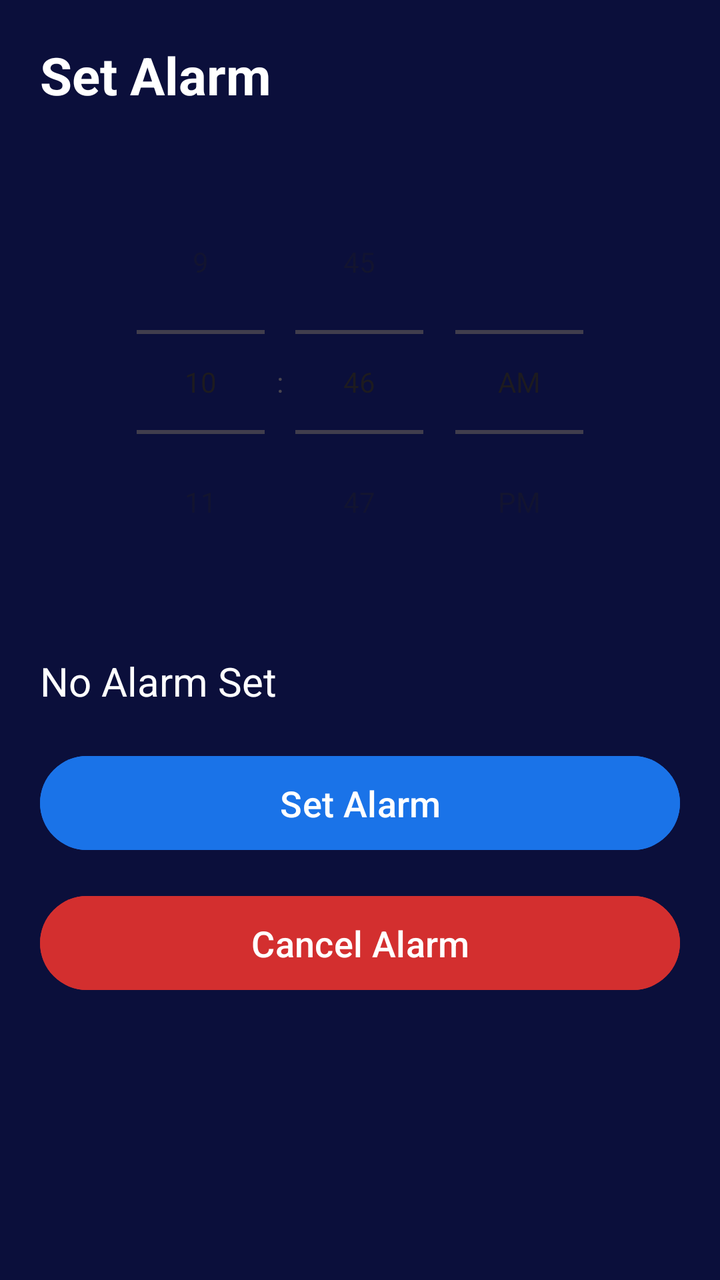
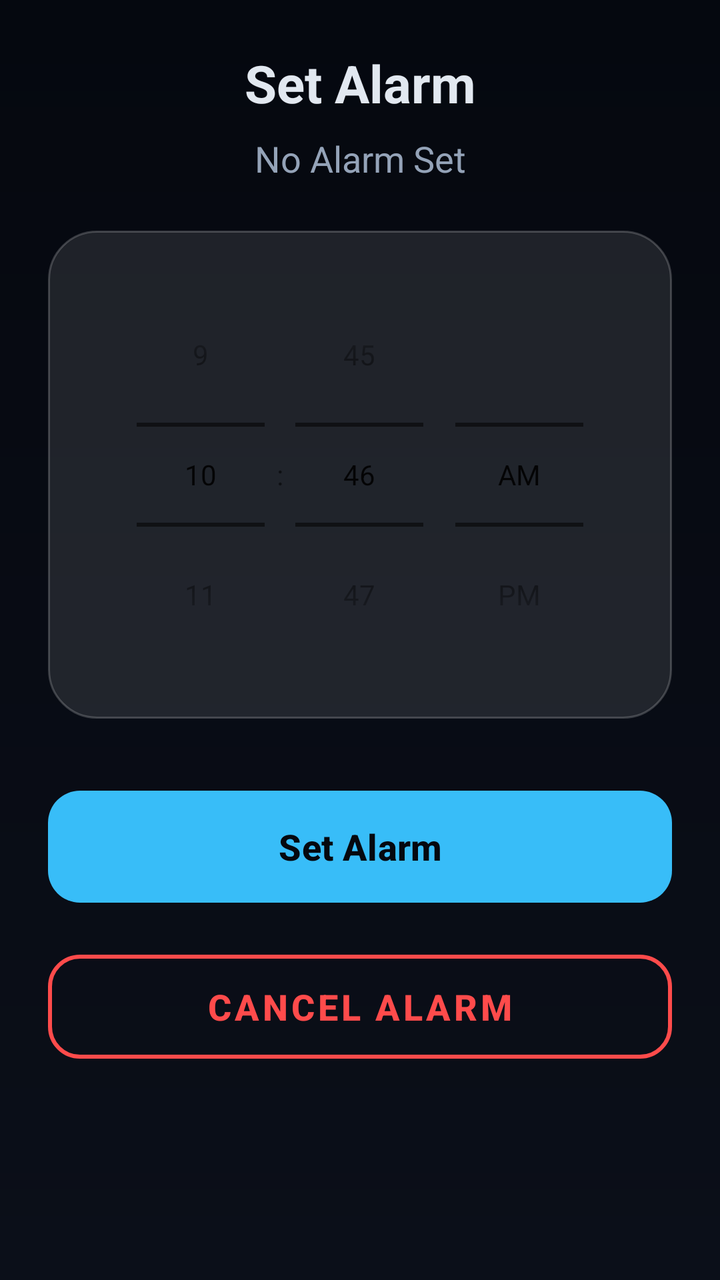

Compare the two renders of this Android layout. The source of the first and the diff that turns it into the second are given below.
<!-- AndroidManifest.xml: application theme Theme.SignSpeak -->
<!-- res/layout/activity_alarm.xml -->
<?xml version="1.0" encoding="utf-8"?>
<androidx.constraintlayout.widget.ConstraintLayout
    xmlns:android="http://schemas.android.com/apk/res/android"
    xmlns:app="http://schemas.android.com/apk/res-auto"
    android:id="@+id/main"
    android:layout_width="match_parent"
    android:layout_height="match_parent"
    android:padding="20dp"
    android:background="#0B0F3B">

    
    <TextView
        android:id="@+id/tvTitle"
        android:layout_width="wrap_content"
        android:layout_height="wrap_content"
        android:text="Set Alarm"
        android:textSize="26sp"
        android:textStyle="bold"
        android:textColor="@android:color/white"
        app:layout_constraintTop_toTopOf="parent"
        app:layout_constraintStart_toStartOf="parent"/>

    
    <TimePicker
        android:id="@+id/timePicker"
        android:layout_width="wrap_content"
        android:layout_height="wrap_content"
        android:timePickerMode="spinner"
        android:layout_marginTop="30dp"
        app:layout_constraintTop_toBottomOf="@id/tvTitle"
        app:layout_constraintStart_toStartOf="parent"
        app:layout_constraintEnd_toEndOf="parent" />

    
    <TextView
        android:id="@+id/tvSelectedTime"
        android:layout_width="wrap_content"
        android:layout_height="wrap_content"
        android:text="No Alarm Set"
        android:textSize="20sp"
        android:textColor="@android:color/white"
        android:layout_marginTop="30dp"
        app:layout_constraintTop_toBottomOf="@id/timePicker"
        app:layout_constraintStart_toStartOf="parent"/>

    
    <Button
        android:id="@+id/btnSetAlarm"
        android:layout_width="0dp"
        android:layout_height="55dp"
        android:text="Set Alarm"
        android:textSize="18sp"
        android:backgroundTint="#1A73E8"
        android:textColor="@android:color/white"
        app:layout_constraintTop_toBottomOf="@id/tvSelectedTime"
        app:layout_constraintStart_toStartOf="parent"
        app:layout_constraintEnd_toEndOf="parent"
        android:layout_marginTop="20dp"/>

    
    <Button
        android:id="@+id/btnCancelAlarm"
        android:layout_width="0dp"
        android:layout_height="55dp"
        android:text="Cancel Alarm"
        android:backgroundTint="#D32F2F"
        android:textSize="18sp"
        android:textColor="@android:color/white"
        app:layout_constraintTop_toBottomOf="@id/btnSetAlarm"
        app:layout_constraintStart_toStartOf="parent"
        app:layout_constraintEnd_toEndOf="parent"
        android:layout_marginTop="15dp"/>

</androidx.constraintlayout.widget.ConstraintLayout>
<!-- resources referenced by this layout -->
<resources>
  <style name="Theme.SignSpeak" parent="Base.Theme.SignSpeak" />
  <style name="Base.Theme.SignSpeak" parent="Theme.Material3.DayNight.NoActionBar">
          
          
      </style>
</resources>

<!-- the commit's change to res/layout/activity_alarm.xml (unified diff, before → after) -->
@@ -5,10 +5,8 @@
     android:id="@+id/main"
     android:layout_width="match_parent"
     android:layout_height="match_parent"
-    android:padding="20dp"
-    android:background="#0B0F3B">
+    android:background="@drawable/bg_home_root">
 
-    
     <TextView
         android:id="@+id/tvTitle"
         android:layout_width="wrap_content"
@@ -16,59 +14,85 @@
         android:text="Set Alarm"
         android:textSize="26sp"
         android:textStyle="bold"
-        android:textColor="@android:color/white"
+        android:textColor="@color/colorTextPrimary"
+        android:layout_marginTop="24dp"
         app:layout_constraintTop_toTopOf="parent"
-        app:layout_constraintStart_toStartOf="parent"/>
+        app:layout_constraintStart_toStartOf="parent"
+        app:layout_constraintEnd_toEndOf="parent"/>
 
-    
-    <TimePicker
-        android:id="@+id/timePicker"
-        android:layout_width="wrap_content"
-        android:layout_height="wrap_content"
-        android:timePickerMode="spinner"
-        android:layout_marginTop="30dp"
-        app:layout_constraintTop_toBottomOf="@id/tvTitle"
-        app:layout_constraintStart_toStartOf="parent"
-        app:layout_constraintEnd_toEndOf="parent" />
-
-    
     <TextView
         android:id="@+id/tvSelectedTime"
         android:layout_width="wrap_content"
         android:layout_height="wrap_content"
         android:text="No Alarm Set"
-        android:textSize="20sp"
-        android:textColor="@android:color/white"
-        android:layout_marginTop="30dp"
-        app:layout_constraintTop_toBottomOf="@id/timePicker"
-        app:layout_constraintStart_toStartOf="parent"/>
+        android:textSize="18sp"
+        android:textColor="@color/colorTextSecondary"
+        android:layout_marginTop="8dp"
+        app:layout_constraintTop_toBottomOf="@id/tvTitle"
+        app:layout_constraintStart_toStartOf="parent"
+        app:layout_constraintEnd_toEndOf="parent"/>
 
     
-    <Button
+    <androidx.constraintlayout.widget.ConstraintLayout
+        android:id="@+id/timePickerContainer"
+        android:layout_width="match_parent"
+        android:layout_height="wrap_content"
+        android:layout_margin="24dp"
+        android:padding="16dp"
+        android:background="@drawable/bg_glass_card"
+        app:layout_constraintTop_toBottomOf="@id/tvSelectedTime"
+        app:layout_constraintStart_toStartOf="parent"
+        app:layout_constraintEnd_toEndOf="parent">
+
+        <TimePicker
+            android:id="@+id/timePicker"
+            android:layout_width="wrap_content"
+            android:layout_height="wrap_content"
+            android:timePickerMode="spinner"
+            android:theme="@style/Theme.AppCompat.Light"
+            app:layout_constraintTop_toTopOf="parent"
+            app:layout_constraintStart_toStartOf="parent"
+            app:layout_constraintEnd_toEndOf="parent"
+            app:layout_constraintBottom_toBottomOf="parent"/>
+
+    </androidx.constraintlayout.widget.ConstraintLayout>
+
+    
+    <com.google.android.material.button.MaterialButton
         android:id="@+id/btnSetAlarm"
-        android:layout_width="0dp"
-        android:layout_height="55dp"
+        android:layout_width="match_parent"
+        android:layout_height="64dp"
+        android:layout_marginStart="24dp"
+        android:layout_marginEnd="24dp"
+        android:layout_marginTop="32dp"
         android:text="Set Alarm"
         android:textSize="18sp"
-        android:backgroundTint="#1A73E8"
-        android:textColor="@android:color/white"
-        app:layout_constraintTop_toBottomOf="@id/tvSelectedTime"
+        android:textStyle="bold"
+        android:textColor="@color/colorPrimaryDark"
+        app:cornerRadius="16dp"
+        app:backgroundTint="@color/colorAccent"
+        app:layout_constraintTop_toBottomOf="@id/timePickerContainer"
         app:layout_constraintStart_toStartOf="parent"
-        app:layout_constraintEnd_toEndOf="parent"
-        android:layout_marginTop="20dp"/>
+        app:layout_constraintEnd_toEndOf="parent" />
 
     
-    <Button
+    <com.google.android.material.button.MaterialButton
         android:id="@+id/btnCancelAlarm"
-        android:layout_width="0dp"
-        android:layout_height="55dp"
+        style="@style/Widget.MaterialComponents.Button.OutlinedButton"
+        android:layout_width="match_parent"
+        android:layout_height="64dp"
+        android:layout_marginStart="24dp"
+        android:layout_marginEnd="24dp"
+        android:layout_marginTop="16dp"
         android:text="Cancel Alarm"
-        android:backgroundTint="#D32F2F"
         android:textSize="18sp"
-        android:textColor="@android:color/white"
+        android:textStyle="bold"
+        android:textColor="@color/colorError"
+        app:cornerRadius="16dp"
+        app:strokeColor="@color/colorError"
+        app:strokeWidth="2dp"
         app:layout_constraintTop_toBottomOf="@id/btnSetAlarm"
         app:layout_constraintStart_toStartOf="parent"
-        app:layout_constraintEnd_toEndOf="parent"
-        android:layout_marginTop="15dp"/>
+        app:layout_constraintEnd_toEndOf="parent"/>
 
 </androidx.constraintlayout.widget.ConstraintLayout>
<!-- resource entries referenced after the edit -->
@@ -1,6 +1,33 @@
 <!-- resources referenced by this layout -->
 <resources>
+  <color name="colorAccent">#38BDF8</color>
+  <color name="colorError">#FF4B4B</color>
+  <color name="colorPrimaryDark">#05080F</color>
+  <color name="colorTextPrimary">#E2E8F0</color>
+  <color name="colorTextSecondary">#94A3B8</color>
+  <!-- drawable bg_glass_card (drawable) -->
+  <?xml version="1.0" encoding="utf-8"?>
+  <shape xmlns:android="http://schemas.android.com/apk/res/android"
+      android:shape="rectangle">
+      <solid android:color="@color/colorGlassBackground"/>
+      <corners android:radius="24dp"/>
+      <stroke android:width="1dp" android:color="@color/colorGlassStroke"/>
+  </shape>
+  <!-- drawable bg_home_root (drawable) -->
+  <?xml version="1.0" encoding="utf-8"?>
+  <shape xmlns:android="http://schemas.android.com/apk/res/android"
+      android:shape="rectangle">
+      
+      
+      <gradient
+          android:startColor="#05080F"
+          android:endColor="#0B0F19"
+          android:angle="270"
+          android:type="linear"/>
+  </shape>
   <style name="Theme.SignSpeak" parent="Base.Theme.SignSpeak" />
+  <color name="colorGlassBackground">#1AFFFFFF</color>
+  <color name="colorGlassStroke">#33FFFFFF</color>
   <style name="Base.Theme.SignSpeak" parent="Theme.Material3.DayNight.NoActionBar">
           
           
